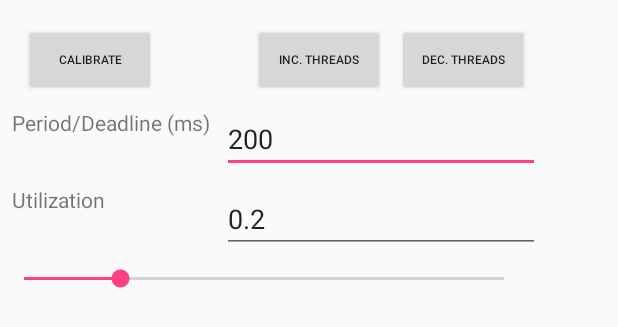
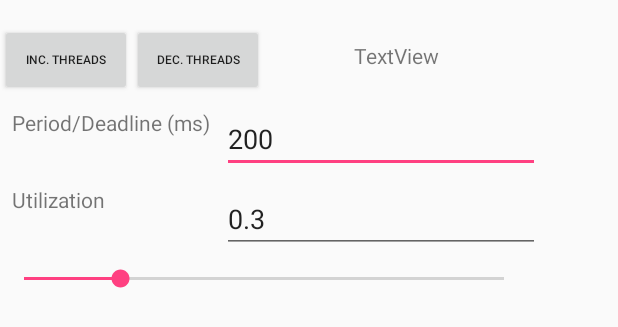
Before and after one commit to balsini/RTApp, an Android app: the layout activity_main.xml on its own in the app's theme, with its tools: preview values and no code run, on a phone screen of 412 x 824 dp. Shown: the top 327 px of the screen. Run offline under Robolectric (Android 15) with nearby library versions, the phone set to English and light mode, and no system bars.

Commit message:
Updated indentation

```diff
--- a/app/src/main/res/layout/activity_main.xml
+++ b/app/src/main/res/layout/activity_main.xml
@@ -27,43 +27,6 @@
             app:layout_constraintRight_toRightOf="@+id/textView"
             app:layout_constraintTop_toBottomOf="@+id/periodValue" />
 
-        <Button
-            android:id="@+id/button_inc_threads"
-            android:layout_width="wrap_content"
-            android:layout_height="wrap_content"
-            android:layout_marginEnd="8dp"
-            android:layout_marginRight="8dp"
-            android:onClick="increase_threads"
-            android:text="@string/increase_threads"
-            android:textSize="8sp"
-            app:layout_constraintRight_toLeftOf="@+id/button_dec_threads"
-            app:layout_constraintTop_toTopOf="@+id/button_calibrate" />
-
-        <Button
-            android:id="@+id/button_calibrate"
-            android:layout_width="wrap_content"
-            android:layout_height="wrap_content"
-            android:layout_marginLeft="16dp"
-            android:layout_marginStart="16dp"
-            android:layout_marginTop="8dp"
-            android:onClick="calibrate"
-            android:text="@string/calibrate"
-            android:textSize="8sp"
-            app:layout_constraintLeft_toLeftOf="parent"
-            app:layout_constraintTop_toTopOf="parent" />
-
-        <Button
-            android:id="@+id/button_dec_threads"
-            android:layout_width="wrap_content"
-            android:layout_height="wrap_content"
-            android:layout_marginEnd="15dp"
-            android:layout_marginRight="15dp"
-            android:onClick="decrease_threads"
-            android:text="@string/decrease_threads"
-            android:textSize="8sp"
-            app:layout_constraintRight_toRightOf="parent"
-            app:layout_constraintTop_toTopOf="@+id/button_inc_threads" />
-
         <EditText
             android:id="@+id/periodValue"
             android:layout_width="0dp"
@@ -83,12 +46,12 @@
             android:id="@+id/textView"
             android:layout_width="wrap_content"
             android:layout_height="wrap_content"
-            android:layout_marginLeft="7dp"
+            android:layout_marginLeft="8dp"
             android:layout_marginStart="8dp"
-            android:layout_marginTop="8dp"
             android:text="Period/Deadline (ms)"
             app:layout_constraintLeft_toLeftOf="parent"
-            app:layout_constraintTop_toBottomOf="@+id/button_calibrate" />
+            android:layout_marginTop="8dp"
+            app:layout_constraintTop_toBottomOf="@+id/linearLayout" />
 
         <EditText
             android:id="@+id/utilizationValue"
@@ -96,7 +59,7 @@
             android:layout_height="wrap_content"
             android:ems="10"
             android:inputType="numberDecimal"
-            android:text="0.2"
+            android:text="0.3"
             app:layout_constraintLeft_toLeftOf="@+id/periodValue"
             app:layout_constraintRight_toRightOf="@+id/periodValue"
             app:layout_constraintTop_toTopOf="@+id/textView2" />
@@ -109,6 +72,45 @@
             android:progress="20"
             app:layout_constraintTop_toBottomOf="@+id/utilizationValue"
             tools:layout_editor_absoluteX="8dp" />
+
+        <LinearLayout
+            android:id="@+id/linearLayout"
+            android:layout_width="352dp"
+            android:layout_height="wrap_content"
+            android:layout_marginTop="8dp"
+            android:orientation="horizontal"
+            app:layout_constraintTop_toTopOf="parent"
+            tools:layout_editor_absoluteX="8dp">
+
+            <Button
+                android:id="@+id/button_inc_threads"
+                android:layout_width="wrap_content"
+                android:layout_height="wrap_content"
+                android:onClick="increase_threads_callback"
+                android:text="@string/increase_threads"
+                android:textSize="8sp"
+                app:layout_constraintLeft_toLeftOf="parent"
+                app:layout_constraintTop_toTopOf="parent" />
+
+            <Button
+                android:id="@+id/button_dec_threads"
+                android:layout_width="wrap_content"
+                android:layout_height="wrap_content"
+                android:onClick="decrease_threads_callback"
+                android:text="@string/decrease_threads"
+                android:textSize="8sp"
+                app:layout_constraintRight_toRightOf="parent"
+                app:layout_constraintTop_toTopOf="@+id/button_inc_threads" />
+
+            <TextView
+                android:id="@+id/threads_over_cores"
+                android:layout_width="wrap_content"
+                android:layout_height="wrap_content"
+                android:layout_weight="1"
+                android:text="TextView"
+                android:textAlignment="center" />
+
+        </LinearLayout>
 
     </android.support.constraint.ConstraintLayout>
 
```
Also changed, not shown: app/src/main/java/it/sssup/retis/alessiobalsini/rtapp/MainActivity.java (+49 -45 lines), app/src/main/java/it/sssup/retis/alessiobalsini/rtapp/TimerTaskWorker.java (+10 -5 lines).
